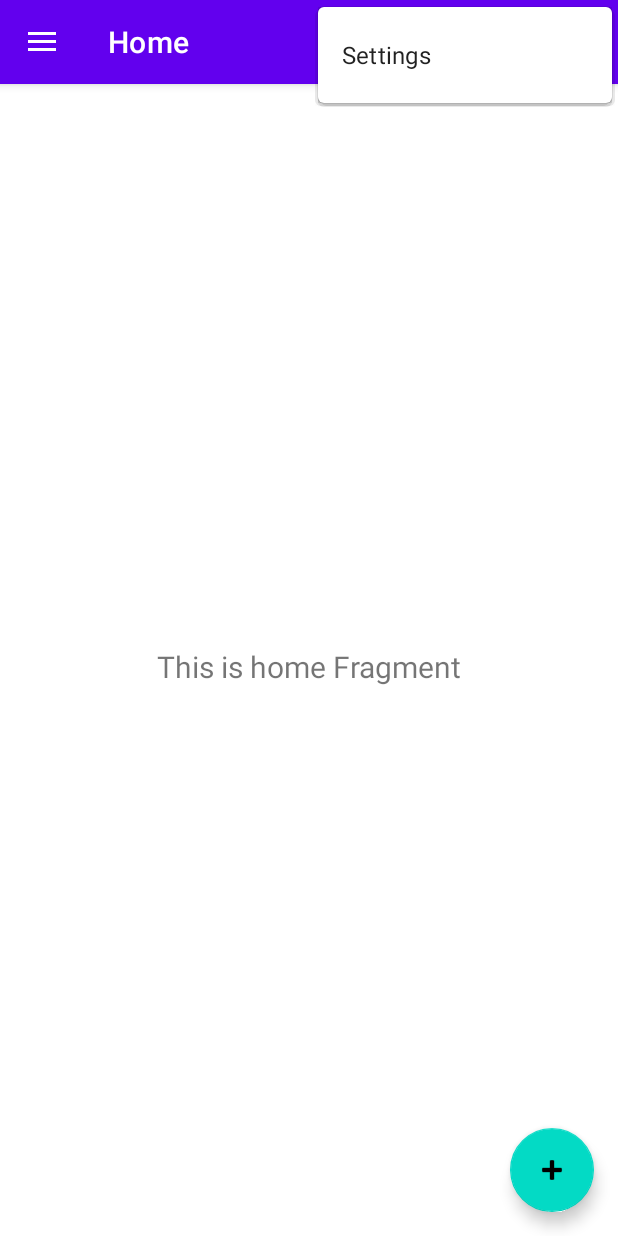
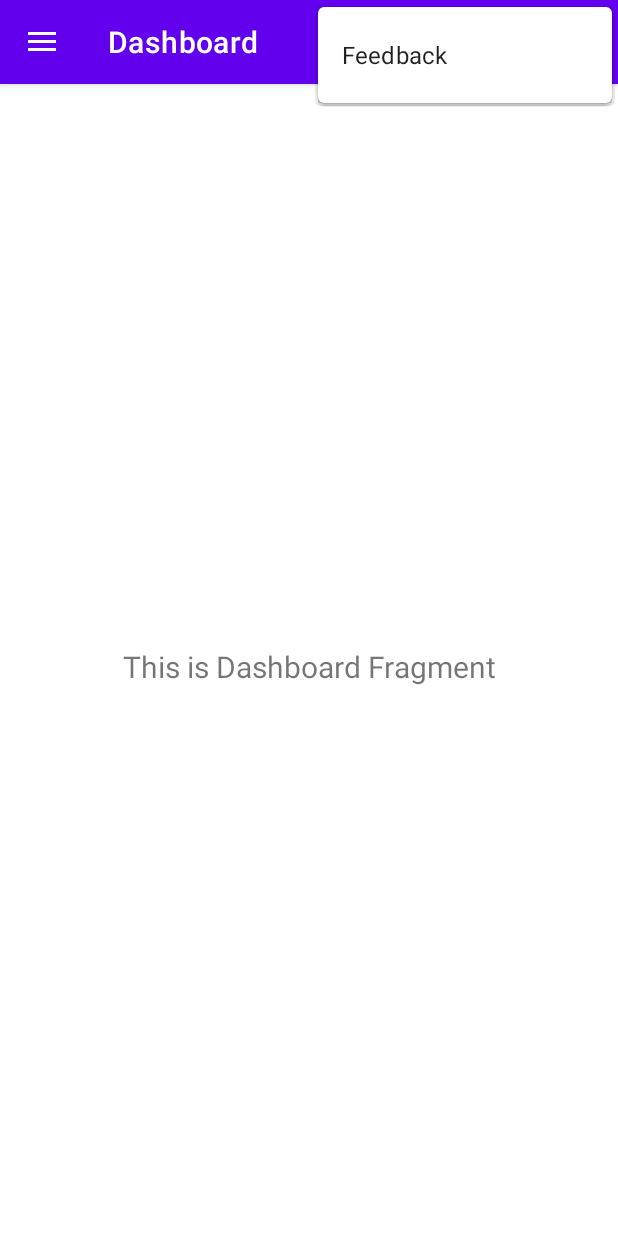
Before and after one commit to Kimame04/android-app-open-mobiliser, an Android app: the screen it shows after launch (MainActivity), with the options menu open, on a phone screen of 412 x 824 dp. Run offline under Robolectric (Android 15) with nearby library versions, the phone set to English and light mode, and no system bars; our stand-ins replace navigation-ui.

Commit message:
refractored stuff

```diff
--- a/app/src/main/java/com/example/openmobiliser/MainActivity.kt
+++ b/app/src/main/java/com/example/openmobiliser/MainActivity.kt
@@ -26,10 +26,6 @@ class MainActivity : AppCompatActivity() {
 
         setSupportActionBar(binding.appBarMain.toolbar)
 
-        binding.appBarMain.fab.setOnClickListener { view ->
-            Snackbar.make(view, "Replace with your own action", Snackbar.LENGTH_LONG)
-                .setAction("Action", null).show()
-        }
         val drawerLayout: DrawerLayout = binding.drawerLayout
         val navView: NavigationView = binding.navView
         val navController = findNavController(R.id.nav_host_fragment_content_main)
@@ -37,7 +33,7 @@ class MainActivity : AppCompatActivity() {
         // menu should be considered as top level destinations.
         appBarConfiguration = AppBarConfiguration(
             setOf(
-                R.id.nav_home, R.id.nav_gallery, R.id.nav_slideshow
+                R.id.nav_dashboard, R.id.nav_map, R.id.nav_settings
             ), drawerLayout
         )
         setupActionBarWithNavController(navController, appBarConfiguration)
--- a/app/src/main/java/com/example/openmobiliser/ui/home/HomeFragment.kt
+++ b/app/src/main/java/com/example/openmobiliser/ui/dashboard/DashboardFragment.kt
@@ -1,4 +1,4 @@
-package com.example.openmobiliser.ui.home
+package com.example.openmobiliser.ui.dashboard
 
 import android.os.Bundle
 import android.view.LayoutInflater
@@ -8,13 +8,12 @@ import android.widget.TextView
 import androidx.fragment.app.Fragment
 import androidx.lifecycle.Observer
 import androidx.lifecycle.ViewModelProvider
-import com.example.openmobiliser.R
-import com.example.openmobiliser.databinding.FragmentHomeBinding
+import com.example.openmobiliser.databinding.FragmentDashboardBinding
 
-class HomeFragment : Fragment() {
+class DashboardFragment : Fragment() {
 
-    private lateinit var homeViewModel: HomeViewModel
-    private var _binding: FragmentHomeBinding? = null
+    private lateinit var homeViewModel: DashboardViewModel
+    private var _binding: FragmentDashboardBinding? = null
 
     // This property is only valid between onCreateView and
     // onDestroyView.
@@ -26,9 +25,9 @@ class HomeFragment : Fragment() {
         savedInstanceState: Bundle?
     ): View? {
         homeViewModel =
-            ViewModelProvider(this).get(HomeViewModel::class.java)
+            ViewModelProvider(this).get(DashboardViewModel::class.java)
 
-        _binding = FragmentHomeBinding.inflate(inflater, container, false)
+        _binding = FragmentDashboardBinding.inflate(inflater, container, false)
         val root: View = binding.root
 
         val textView: TextView = binding.textHome
--- a/app/src/main/java/com/example/openmobiliser/ui/gallery/GalleryViewModel.kt
+++ b/app/src/main/java/com/example/openmobiliser/ui/dashboard/DashboardViewModel.kt
@@ -1,13 +1,13 @@
-package com.example.openmobiliser.ui.gallery
+package com.example.openmobiliser.ui.dashboard
 
 import androidx.lifecycle.LiveData
 import androidx.lifecycle.MutableLiveData
 import androidx.lifecycle.ViewModel
 
-class GalleryViewModel : ViewModel() {
+class DashboardViewModel : ViewModel() {
 
     private val _text = MutableLiveData<String>().apply {
-        value = "This is gallery Fragment"
+        value = "This is Dashboard Fragment"
     }
     val text: LiveData<String> = _text
 }
--- a/app/src/main/java/com/example/openmobiliser/ui/slideshow/SlideshowFragment.kt
+++ b/app/src/main/java/com/example/openmobiliser/ui/map/MapFragment.kt
@@ -1,4 +1,4 @@
-package com.example.openmobiliser.ui.slideshow
+package com.example.openmobiliser.ui.map
 
 import android.os.Bundle
 import android.view.LayoutInflater
@@ -8,13 +8,12 @@ import android.widget.TextView
 import androidx.fragment.app.Fragment
 import androidx.lifecycle.Observer
 import androidx.lifecycle.ViewModelProvider
-import com.example.openmobiliser.R
-import com.example.openmobiliser.databinding.FragmentSlideshowBinding
+import com.example.openmobiliser.databinding.FragmentMapBinding
 
-class SlideshowFragment : Fragment() {
+class MapFragment : Fragment() {
 
-    private lateinit var slideshowViewModel: SlideshowViewModel
-    private var _binding: FragmentSlideshowBinding? = null
+    private lateinit var galleryViewModel: MapViewModel
+    private var _binding: FragmentMapBinding? = null
 
     // This property is only valid between onCreateView and
     // onDestroyView.
@@ -25,14 +24,14 @@ class SlideshowFragment : Fragment() {
         container: ViewGroup?,
         savedInstanceState: Bundle?
     ): View? {
-        slideshowViewModel =
-            ViewModelProvider(this).get(SlideshowViewModel::class.java)
+        galleryViewModel =
+            ViewModelProvider(this).get(MapViewModel::class.java)
 
-        _binding = FragmentSlideshowBinding.inflate(inflater, container, false)
+        _binding = FragmentMapBinding.inflate(inflater, container, false)
         val root: View = binding.root
 
-        val textView: TextView = binding.textSlideshow
-        slideshowViewModel.text.observe(viewLifecycleOwner, Observer {
+        val textView: TextView = binding.textGallery
+        galleryViewModel.text.observe(viewLifecycleOwner, Observer {
             textView.text = it
         })
         return root
--- a/app/src/main/java/com/example/openmobiliser/ui/home/HomeViewModel.kt
+++ b/app/src/main/java/com/example/openmobiliser/ui/map/MapViewModel.kt
@@ -1,13 +1,13 @@
-package com.example.openmobiliser.ui.home
+package com.example.openmobiliser.ui.map
 
 import androidx.lifecycle.LiveData
 import androidx.lifecycle.MutableLiveData
 import androidx.lifecycle.ViewModel
 
-class HomeViewModel : ViewModel() {
+class MapViewModel : ViewModel() {
 
     private val _text = MutableLiveData<String>().apply {
-        value = "This is home Fragment"
+        value = "This is Map Fragment"
     }
     val text: LiveData<String> = _text
 }
--- a/app/src/main/java/com/example/openmobiliser/ui/gallery/GalleryFragment.kt
+++ b/app/src/main/java/com/example/openmobiliser/ui/settings/SettingsFragment.kt
@@ -1,4 +1,4 @@
-package com.example.openmobiliser.ui.gallery
+package com.example.openmobiliser.ui.settings
 
 import android.os.Bundle
 import android.view.LayoutInflater
@@ -8,13 +8,12 @@ import android.widget.TextView
 import androidx.fragment.app.Fragment
 import androidx.lifecycle.Observer
 import androidx.lifecycle.ViewModelProvider
-import com.example.openmobiliser.R
-import com.example.openmobiliser.databinding.FragmentGalleryBinding
+import com.example.openmobiliser.databinding.FragmentSettingsBinding
 
-class GalleryFragment : Fragment() {
+class SettingsFragment : Fragment() {
 
-    private lateinit var galleryViewModel: GalleryViewModel
-    private var _binding: FragmentGalleryBinding? = null
+    private lateinit var settingsViewModel: SettingsViewModel
+    private var _binding: FragmentSettingsBinding? = null
 
     // This property is only valid between onCreateView and
     // onDestroyView.
@@ -25,14 +24,14 @@ class GalleryFragment : Fragment() {
         container: ViewGroup?,
         savedInstanceState: Bundle?
     ): View? {
-        galleryViewModel =
-            ViewModelProvider(this).get(GalleryViewModel::class.java)
+        settingsViewModel =
+            ViewModelProvider(this).get(SettingsViewModel::class.java)
 
-        _binding = FragmentGalleryBinding.inflate(inflater, container, false)
+        _binding = FragmentSettingsBinding.inflate(inflater, container, false)
         val root: View = binding.root
 
-        val textView: TextView = binding.textGallery
-        galleryViewModel.text.observe(viewLifecycleOwner, Observer {
+        val textView: TextView = binding.textSlideshow
+        settingsViewModel.text.observe(viewLifecycleOwner, Observer {
             textView.text = it
         })
         return root
--- a/app/src/main/java/com/example/openmobiliser/ui/slideshow/SlideshowViewModel.kt
+++ b/app/src/main/java/com/example/openmobiliser/ui/settings/SettingsViewModel.kt
@@ -1,13 +1,13 @@
-package com.example.openmobiliser.ui.slideshow
+package com.example.openmobiliser.ui.settings
 
 import androidx.lifecycle.LiveData
 import androidx.lifecycle.MutableLiveData
 import androidx.lifecycle.ViewModel
 
-class SlideshowViewModel : ViewModel() {
+class SettingsViewModel : ViewModel() {
 
     private val _text = MutableLiveData<String>().apply {
-        value = "This is slideshow Fragment"
+        value = "This is Settings Fragment"
     }
     val text: LiveData<String> = _text
 }
--- /dev/null
+++ b/app/src/main/res/drawable/ic_baseline_dashboard_24.xml
@@ -0,0 +1,10 @@
+<vector xmlns:android="http://schemas.android.com/apk/res/android"
+    android:width="24dp"
+    android:height="24dp"
+    android:viewportWidth="24"
+    android:viewportHeight="24"
+    android:tint="?attr/colorControlNormal">
+  <path
+      android:fillColor="@android:color/white"
+      android:pathData="M3,13h8L11,3L3,3v10zM3,21h8v-6L3,15v6zM13,21h8L21,11h-8v10zM13,3v6h8L21,3h-8z"/>
+</vector>
--- /dev/null
+++ b/app/src/main/res/drawable/ic_baseline_map_24.xml
@@ -0,0 +1,10 @@
+<vector xmlns:android="http://schemas.android.com/apk/res/android"
+    android:width="24dp"
+    android:height="24dp"
+    android:viewportWidth="24"
+    android:viewportHeight="24"
+    android:tint="?attr/colorControlNormal">
+  <path
+      android:fillColor="@android:color/white"
+      android:pathData="M20.5,3l-0.16,0.03L15,5.1 9,3 3.36,4.9c-0.21,0.07 -0.36,0.25 -0.36,0.48V20.5c0,0.28 0.22,0.5 0.5,0.5l0.16,-0.03L9,18.9l6,2.1 5.64,-1.9c0.21,-0.07 0.36,-0.25 0.36,-0.48V3.5c0,-0.28 -0.22,-0.5 -0.5,-0.5zM15,19l-6,-2.11V5l6,2.11V19z"/>
+</vector>
--- /dev/null
+++ b/app/src/main/res/drawable/ic_baseline_settings_24.xml
@@ -0,0 +1,10 @@
+<vector xmlns:android="http://schemas.android.com/apk/res/android"
+    android:width="24dp"
+    android:height="24dp"
+    android:viewportWidth="24"
+    android:viewportHeight="24"
+    android:tint="?attr/colorControlNormal">
+  <path
+      android:fillColor="@android:color/white"
+      android:pathData="M19.14,12.94c0.04,-0.3 0.06,-0.61 0.06,-0.94c0,-0.32 -0.02,-0.64 -0.07,-0.94l2.03,-1.58c0.18,-0.14 0.23,-0.41 0.12,-0.61l-1.92,-3.32c-0.12,-0.22 -0.37,-0.29 -0.59,-0.22l-2.39,0.96c-0.5,-0.38 -1.03,-0.7 -1.62,-0.94L14.4,2.81c-0.04,-0.24 -0.24,-0.41 -0.48,-0.41h-3.84c-0.24,0 -0.43,0.17 -0.47,0.41L9.25,5.35C8.66,5.59 8.12,5.92 7.63,6.29L5.24,5.33c-0.22,-0.08 -0.47,0 -0.59,0.22L2.74,8.87C2.62,9.08 2.66,9.34 2.86,9.48l2.03,1.58C4.84,11.36 4.8,11.69 4.8,12s0.02,0.64 0.07,0.94l-2.03,1.58c-0.18,0.14 -0.23,0.41 -0.12,0.61l1.92,3.32c0.12,0.22 0.37,0.29 0.59,0.22l2.39,-0.96c0.5,0.38 1.03,0.7 1.62,0.94l0.36,2.54c0.05,0.24 0.24,0.41 0.48,0.41h3.84c0.24,0 0.44,-0.17 0.47,-0.41l0.36,-2.54c0.59,-0.24 1.13,-0.56 1.62,-0.94l2.39,0.96c0.22,0.08 0.47,0 0.59,-0.22l1.92,-3.32c0.12,-0.22 0.07,-0.47 -0.12,-0.61L19.14,12.94zM12,15.6c-1.98,0 -3.6,-1.62 -3.6,-3.6s1.62,-3.6 3.6,-3.6s3.6,1.62 3.6,3.6S13.98,15.6 12,15.6z"/>
+</vector>
--- a/app/src/main/res/layout/app_bar_main.xml
+++ b/app/src/main/res/layout/app_bar_main.xml
@@ -22,13 +22,4 @@
 
     <include layout="@layout/content_main" />
 
-    <com.google.android.material.floatingactionbutton.FloatingActionButton
-        android:id="@+id/fab"
-        android:layout_width="wrap_content"
-        android:layout_height="wrap_content"
-        android:layout_gravity="bottom|end"
-        android:layout_marginEnd="@dimen/fab_margin"
-        android:layout_marginBottom="16dp"
-        app:srcCompat="@android:drawable/ic_input_add" />
-
 </androidx.coordinatorlayout.widget.CoordinatorLayout>
--- a/app/src/main/res/layout/fragment_home.xml
+++ b/app/src/main/res/layout/fragment_dashboard.xml
@@ -4,7 +4,7 @@
     xmlns:tools="http://schemas.android.com/tools"
     android:layout_width="match_parent"
     android:layout_height="match_parent"
-    tools:context=".ui.home.HomeFragment">
+    tools:context=".ui.dashboard.DashboardFragment">
 
     <TextView
         android:id="@+id/text_home"
--- a/app/src/main/res/layout/fragment_slideshow.xml
+++ b/app/src/main/res/layout/fragment_map.xml
@@ -4,10 +4,10 @@
     xmlns:tools="http://schemas.android.com/tools"
     android:layout_width="match_parent"
     android:layout_height="match_parent"
-    tools:context=".ui.slideshow.SlideshowFragment">
+    tools:context=".ui.map.MapFragment">
 
     <TextView
-        android:id="@+id/text_slideshow"
+        android:id="@+id/text_gallery"
         android:layout_width="match_parent"
         android:layout_height="wrap_content"
         android:layout_marginStart="8dp"
--- a/app/src/main/res/layout/fragment_gallery.xml
+++ b/app/src/main/res/layout/fragment_settings.xml
@@ -4,10 +4,10 @@
     xmlns:tools="http://schemas.android.com/tools"
     android:layout_width="match_parent"
     android:layout_height="match_parent"
-    tools:context=".ui.gallery.GalleryFragment">
+    tools:context=".ui.settings.SettingsFragment">
 
     <TextView
-        android:id="@+id/text_gallery"
+        android:id="@+id/text_slideshow"
         android:layout_width="match_parent"
         android:layout_height="wrap_content"
         android:layout_marginStart="8dp"
--- a/app/src/main/res/menu/activity_main_drawer.xml
+++ b/app/src/main/res/menu/activity_main_drawer.xml
@@ -5,16 +5,16 @@
 
     <group android:checkableBehavior="single">
         <item
-            android:id="@+id/nav_home"
-            android:icon="@drawable/ic_menu_camera"
-            android:title="@string/menu_home" />
+            android:id="@+id/nav_dashboard"
+            android:icon="@drawable/ic_baseline_dashboard_24"
+            android:title="@string/menu_dashboard" />
         <item
-            android:id="@+id/nav_gallery"
-            android:icon="@drawable/ic_menu_gallery"
-            android:title="@string/menu_gallery" />
+            android:id="@+id/nav_map"
+            android:icon="@drawable/ic_baseline_map_24"
+            android:title="@string/menu_map" />
         <item
-            android:id="@+id/nav_slideshow"
-            android:icon="@drawable/ic_menu_slideshow"
-            android:title="@string/menu_slideshow" />
+            android:id="@+id/nav_settings"
+            android:icon="@drawable/ic_baseline_settings_24"
+            android:title="@string/menu_settings" />
     </group>
 </menu>
--- a/app/src/main/res/menu/main.xml
+++ b/app/src/main/res/menu/main.xml
@@ -4,6 +4,6 @@
     <item
         android:id="@+id/action_settings"
         android:orderInCategory="100"
-        android:title="@string/action_settings"
+        android:title="@string/action_feedback"
         app:showAsAction="never" />
 </menu>
--- a/app/src/main/res/navigation/mobile_navigation.xml
+++ b/app/src/main/res/navigation/mobile_navigation.xml
@@ -3,23 +3,23 @@
     xmlns:app="http://schemas.android.com/apk/res-auto"
     xmlns:tools="http://schemas.android.com/tools"
     android:id="@+id/mobile_navigation"
-    app:startDestination="@+id/nav_home">
+    app:startDestination="@+id/nav_dashboard">
 
     <fragment
-        android:id="@+id/nav_home"
-        android:name="com.example.openmobiliser.ui.home.HomeFragment"
-        android:label="@string/menu_home"
-        tools:layout="@layout/fragment_home" />
+        android:id="@+id/nav_dashboard"
+        android:name="com.example.openmobiliser.ui.dashboard.DashboardFragment"
+        android:label="@string/menu_dashboard"
+        tools:layout="@layout/fragment_dashboard" />
 
     <fragment
-        android:id="@+id/nav_gallery"
-        android:name="com.example.openmobiliser.ui.gallery.GalleryFragment"
-        android:label="@string/menu_gallery"
-        tools:layout="@layout/fragment_gallery" />
+        android:id="@+id/nav_map"
+        android:name="com.example.openmobiliser.ui.map.MapFragment"
+        android:label="@string/menu_map"
+        tools:layout="@layout/fragment_map" />
 
     <fragment
-        android:id="@+id/nav_slideshow"
-        android:name="com.example.openmobiliser.ui.slideshow.SlideshowFragment"
-        android:label="@string/menu_slideshow"
-        tools:layout="@layout/fragment_slideshow" />
+        android:id="@+id/nav_settings"
+        android:name="com.example.openmobiliser.ui.settings.SettingsFragment"
+        android:label="@string/menu_settings"
+        tools:layout="@layout/fragment_settings" />
 </navigation>
--- a/app/src/main/res/values/strings.xml
+++ b/app/src/main/res/values/strings.xml
@@ -2,12 +2,12 @@
     <string name="app_name">Open Mobiliser</string>
     <string name="navigation_drawer_open">Open navigation drawer</string>
     <string name="navigation_drawer_close">Close navigation drawer</string>
-    <string name="nav_header_title">Android Studio</string>
-    <string name="nav_header_subtitle">android.studio@android.com</string>
+    <string name="nav_header_title">Open Mobiliser</string>
+    <string name="nav_header_subtitle">By Team Open Enablers</string>
     <string name="nav_header_desc">Navigation header</string>
-    <string name="action_settings">Settings</string>
+    <string name="action_feedback">Feedback</string>
 
-    <string name="menu_home">Home</string>
-    <string name="menu_gallery">Gallery</string>
-    <string name="menu_slideshow">Slideshow</string>
+    <string name="menu_dashboard">Dashboard</string>
+    <string name="menu_map">Map</string>
+    <string name="menu_settings">Settings</string>
 </resources>
```
